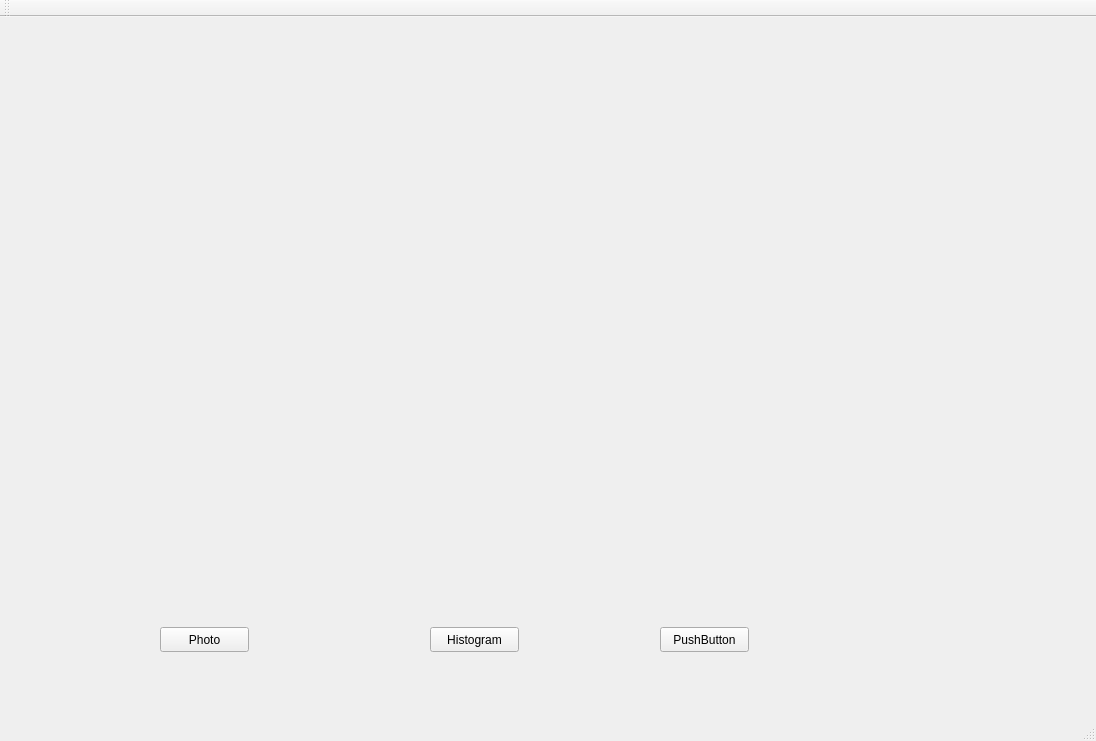
Qt form Project1_Filters/mainwindow.ui (roxanasoto/Imagenes1eraParte) before a commit.
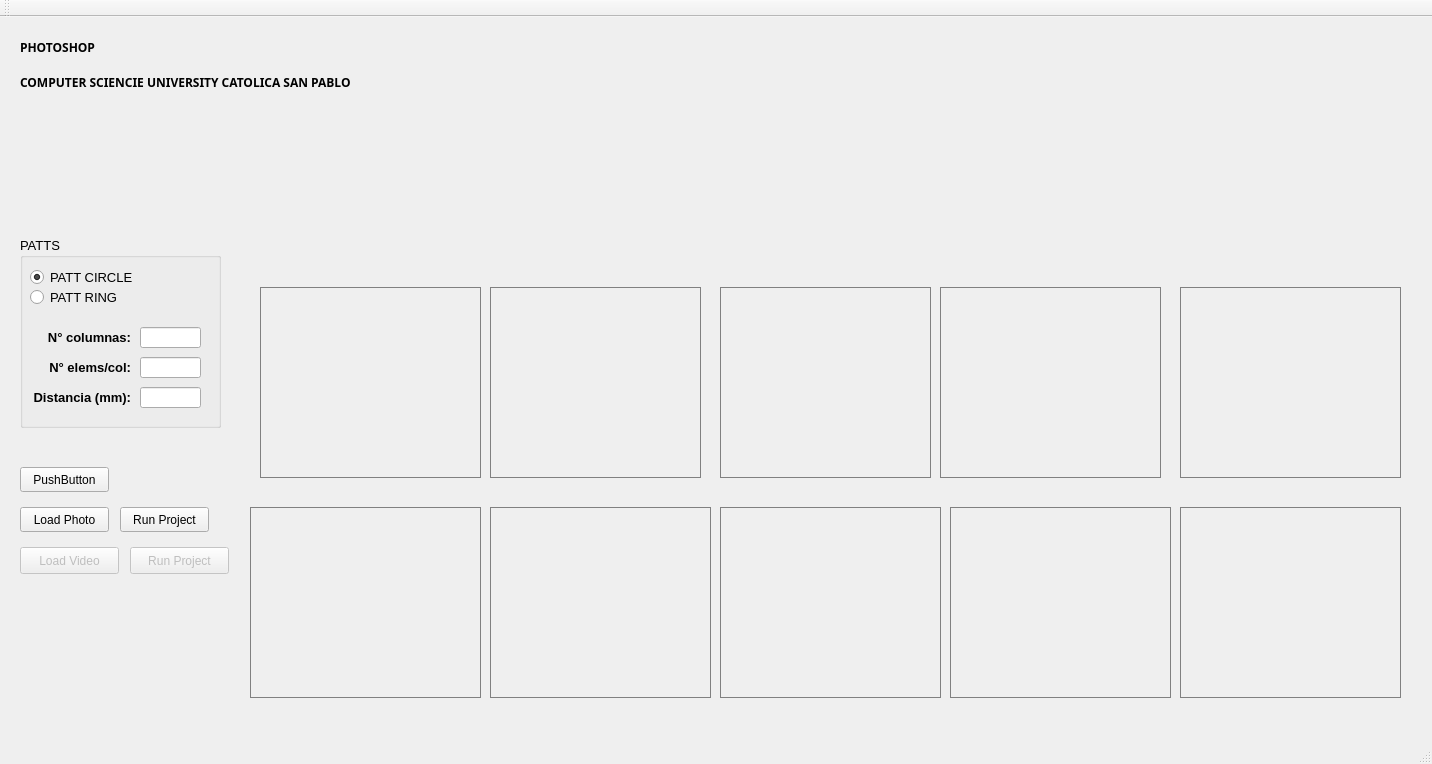
The same form after that commit.

Diff of the .ui file:
```diff
--- a/Project1_Filters/mainwindow.ui
+++ b/Project1_Filters/mainwindow.ui
@@ -6,8 +6,8 @@
    <rect>
     <x>0</x>
     <y>0</y>
-    <width>1096</width>
-    <height>741</height>
+    <width>1432</width>
+    <height>764</height>
    </rect>
   </property>
   <property name="windowTitle">
@@ -17,34 +17,37 @@
    <widget class="QPushButton" name="b_openPhoto">
     <property name="geometry">
      <rect>
-      <x>160</x>
-      <y>610</y>
+      <x>20</x>
+      <y>490</y>
       <width>89</width>
       <height>25</height>
      </rect>
     </property>
     <property name="text">
-     <string>Photo</string>
+     <string>Load Photo</string>
     </property>
    </widget>
    <widget class="QPushButton" name="b_histograma">
+    <property name="enabled">
+     <bool>true</bool>
+    </property>
     <property name="geometry">
      <rect>
-      <x>430</x>
-      <y>610</y>
+      <x>120</x>
+      <y>490</y>
       <width>89</width>
       <height>25</height>
      </rect>
     </property>
     <property name="text">
-     <string>Histogram</string>
+     <string>Run Project</string>
     </property>
    </widget>
    <widget class="QPushButton" name="b_opencv">
     <property name="geometry">
      <rect>
-      <x>660</x>
-      <y>610</y>
+      <x>20</x>
+      <y>450</y>
       <width>89</width>
       <height>25</height>
      </rect>
@@ -56,10 +59,10 @@
    <widget class="QLabel" name="l_photo">
     <property name="geometry">
      <rect>
-      <x>60</x>
-      <y>80</y>
-      <width>461</width>
-      <height>261</height>
+      <x>530</x>
+      <y>70</y>
+      <width>391</width>
+      <height>151</height>
      </rect>
     </property>
     <property name="text">
@@ -69,14 +72,697 @@
    <widget class="QLabel" name="l_histogram">
     <property name="geometry">
      <rect>
-      <x>610</x>
-      <y>60</y>
-      <width>361</width>
-      <height>291</height>
+      <x>490</x>
+      <y>250</y>
+      <width>211</width>
+      <height>16</height>
      </rect>
     </property>
+    <property name="font">
+     <font>
+      <pointsize>10</pointsize>
+      <weight>75</weight>
+      <bold>true</bold>
+     </font>
+    </property>
     <property name="text">
      <string/>
+    </property>
+    <property name="alignment">
+     <set>Qt::AlignCenter</set>
+    </property>
+   </widget>
+   <widget class="QLabel" name="l_histogram_rgb">
+    <property name="geometry">
+     <rect>
+      <x>260</x>
+      <y>270</y>
+      <width>221</width>
+      <height>191</height>
+     </rect>
+    </property>
+    <property name="styleSheet">
+     <string notr="true">border: 1px solid gray;</string>
+    </property>
+    <property name="text">
+     <string/>
+    </property>
+    <property name="scaledContents">
+     <bool>true</bool>
+    </property>
+   </widget>
+   <widget class="QLabel" name="label_4">
+    <property name="geometry">
+     <rect>
+      <x>20</x>
+      <y>50</y>
+      <width>491</width>
+      <height>31</height>
+     </rect>
+    </property>
+    <property name="baseSize">
+     <size>
+      <width>5</width>
+      <height>0</height>
+     </size>
+    </property>
+    <property name="font">
+     <font>
+      <family>Loma</family>
+      <weight>75</weight>
+      <bold>true</bold>
+     </font>
+    </property>
+    <property name="text">
+     <string>COMPUTER SCIENCIE UNIVERSITY CATOLICA SAN PABLO</string>
+    </property>
+   </widget>
+   <widget class="QPushButton" name="btnLoadVideo">
+    <property name="enabled">
+     <bool>false</bool>
+    </property>
+    <property name="geometry">
+     <rect>
+      <x>20</x>
+      <y>530</y>
+      <width>99</width>
+      <height>27</height>
+     </rect>
+    </property>
+    <property name="text">
+     <string>Load Video</string>
+    </property>
+   </widget>
+   <widget class="QLabel" name="subtitle1">
+    <property name="geometry">
+     <rect>
+      <x>260</x>
+      <y>240</y>
+      <width>221</width>
+      <height>16</height>
+     </rect>
+    </property>
+    <property name="font">
+     <font>
+      <pointsize>10</pointsize>
+      <weight>75</weight>
+      <bold>true</bold>
+     </font>
+    </property>
+    <property name="text">
+     <string/>
+    </property>
+    <property name="alignment">
+     <set>Qt::AlignCenter</set>
+    </property>
+   </widget>
+   <widget class="QLabel" name="subtitle6">
+    <property name="geometry">
+     <rect>
+      <x>260</x>
+      <y>470</y>
+      <width>231</width>
+      <height>16</height>
+     </rect>
+    </property>
+    <property name="font">
+     <font>
+      <pointsize>10</pointsize>
+      <weight>75</weight>
+      <bold>true</bold>
+     </font>
+    </property>
+    <property name="text">
+     <string/>
+    </property>
+    <property name="alignment">
+     <set>Qt::AlignCenter</set>
+    </property>
+   </widget>
+   <widget class="QLabel" name="l_convolution">
+    <property name="geometry">
+     <rect>
+      <x>250</x>
+      <y>490</y>
+      <width>231</width>
+      <height>191</height>
+     </rect>
+    </property>
+    <property name="styleSheet">
+     <string notr="true">border: 1px solid gray;</string>
+    </property>
+    <property name="text">
+     <string/>
+    </property>
+    <property name="scaledContents">
+     <bool>true</bool>
+    </property>
+   </widget>
+   <widget class="QLabel" name="l_bordeSovel">
+    <property name="geometry">
+     <rect>
+      <x>490</x>
+      <y>490</y>
+      <width>221</width>
+      <height>191</height>
+     </rect>
+    </property>
+    <property name="styleSheet">
+     <string notr="true">border: 1px solid gray;</string>
+    </property>
+    <property name="text">
+     <string/>
+    </property>
+    <property name="scaledContents">
+     <bool>true</bool>
+    </property>
+   </widget>
+   <widget class="QLabel" name="label_3">
+    <property name="geometry">
+     <rect>
+      <x>20</x>
+      <y>20</y>
+      <width>211</width>
+      <height>20</height>
+     </rect>
+    </property>
+    <property name="baseSize">
+     <size>
+      <width>5</width>
+      <height>0</height>
+     </size>
+    </property>
+    <property name="font">
+     <font>
+      <family>Loma</family>
+      <weight>75</weight>
+      <bold>true</bold>
+     </font>
+    </property>
+    <property name="text">
+     <string>PHOTOSHOP</string>
+    </property>
+   </widget>
+   <widget class="QLabel" name="l_gray">
+    <property name="geometry">
+     <rect>
+      <x>490</x>
+      <y>270</y>
+      <width>211</width>
+      <height>191</height>
+     </rect>
+    </property>
+    <property name="styleSheet">
+     <string notr="true">border: 1px solid gray;</string>
+    </property>
+    <property name="text">
+     <string/>
+    </property>
+    <property name="scaledContents">
+     <bool>true</bool>
+    </property>
+   </widget>
+   <widget class="QLabel" name="subtitle7">
+    <property name="geometry">
+     <rect>
+      <x>500</x>
+      <y>470</y>
+      <width>201</width>
+      <height>16</height>
+     </rect>
+    </property>
+    <property name="font">
+     <font>
+      <pointsize>10</pointsize>
+      <weight>75</weight>
+      <bold>true</bold>
+     </font>
+    </property>
+    <property name="text">
+     <string/>
+    </property>
+    <property name="alignment">
+     <set>Qt::AlignCenter</set>
+    </property>
+   </widget>
+   <widget class="QPushButton" name="btnInitProc">
+    <property name="enabled">
+     <bool>false</bool>
+    </property>
+    <property name="geometry">
+     <rect>
+      <x>130</x>
+      <y>530</y>
+      <width>99</width>
+      <height>27</height>
+     </rect>
+    </property>
+    <property name="text">
+     <string>Run Project</string>
+    </property>
+   </widget>
+   <widget class="QGroupBox" name="groupBox">
+    <property name="geometry">
+     <rect>
+      <x>20</x>
+      <y>220</y>
+      <width>201</width>
+      <height>191</height>
+     </rect>
+    </property>
+    <property name="font">
+     <font>
+      <pointsize>10</pointsize>
+     </font>
+    </property>
+    <property name="title">
+     <string>PATTS</string>
+    </property>
+    <property name="alignment">
+     <set>Qt::AlignLeading|Qt::AlignLeft|Qt::AlignTop</set>
+    </property>
+    <widget class="QRadioButton" name="rbCircle">
+     <property name="geometry">
+      <rect>
+       <x>10</x>
+       <y>30</y>
+       <width>121</width>
+       <height>20</height>
+      </rect>
+     </property>
+     <property name="font">
+      <font>
+       <pointsize>10</pointsize>
+      </font>
+     </property>
+     <property name="text">
+      <string>PATT CIRCLE</string>
+     </property>
+     <property name="checked">
+      <bool>true</bool>
+     </property>
+    </widget>
+    <widget class="QRadioButton" name="rbRing">
+     <property name="geometry">
+      <rect>
+       <x>10</x>
+       <y>50</y>
+       <width>121</width>
+       <height>20</height>
+      </rect>
+     </property>
+     <property name="font">
+      <font>
+       <pointsize>10</pointsize>
+      </font>
+     </property>
+     <property name="text">
+      <string>PATT RING</string>
+     </property>
+    </widget>
+    <widget class="QLineEdit" name="numRows">
+     <property name="geometry">
+      <rect>
+       <x>120</x>
+       <y>120</y>
+       <width>61</width>
+       <height>21</height>
+      </rect>
+     </property>
+     <property name="font">
+      <font>
+       <pointsize>10</pointsize>
+      </font>
+     </property>
+     <property name="alignment">
+      <set>Qt::AlignRight|Qt::AlignTrailing|Qt::AlignVCenter</set>
+     </property>
+     <property name="readOnly">
+      <bool>true</bool>
+     </property>
+    </widget>
+    <widget class="QLabel" name="label">
+     <property name="geometry">
+      <rect>
+       <x>10</x>
+       <y>120</y>
+       <width>101</width>
+       <height>21</height>
+      </rect>
+     </property>
+     <property name="font">
+      <font>
+       <pointsize>10</pointsize>
+       <weight>75</weight>
+       <bold>true</bold>
+      </font>
+     </property>
+     <property name="text">
+      <string>N° elems/col:</string>
+     </property>
+     <property name="alignment">
+      <set>Qt::AlignRight|Qt::AlignTrailing|Qt::AlignVCenter</set>
+     </property>
+    </widget>
+    <widget class="QLabel" name="label_2">
+     <property name="geometry">
+      <rect>
+       <x>10</x>
+       <y>90</y>
+       <width>101</width>
+       <height>21</height>
+      </rect>
+     </property>
+     <property name="font">
+      <font>
+       <pointsize>10</pointsize>
+       <weight>75</weight>
+       <bold>true</bold>
+      </font>
+     </property>
+     <property name="text">
+      <string>N° columnas:</string>
+     </property>
+     <property name="alignment">
+      <set>Qt::AlignRight|Qt::AlignTrailing|Qt::AlignVCenter</set>
+     </property>
+    </widget>
+    <widget class="QLineEdit" name="numCols">
+     <property name="geometry">
+      <rect>
+       <x>120</x>
+       <y>90</y>
+       <width>61</width>
+       <height>21</height>
+      </rect>
+     </property>
+     <property name="font">
+      <font>
+       <pointsize>10</pointsize>
+      </font>
+     </property>
+     <property name="alignment">
+      <set>Qt::AlignRight|Qt::AlignTrailing|Qt::AlignVCenter</set>
+     </property>
+     <property name="readOnly">
+      <bool>true</bool>
+     </property>
+    </widget>
+    <widget class="QLabel" name="label_5">
+     <property name="geometry">
+      <rect>
+       <x>10</x>
+       <y>150</y>
+       <width>101</width>
+       <height>21</height>
+      </rect>
+     </property>
+     <property name="font">
+      <font>
+       <pointsize>10</pointsize>
+       <weight>75</weight>
+       <bold>true</bold>
+      </font>
+     </property>
+     <property name="text">
+      <string>Distancia (mm):</string>
+     </property>
+     <property name="alignment">
+      <set>Qt::AlignRight|Qt::AlignTrailing|Qt::AlignVCenter</set>
+     </property>
+    </widget>
+    <widget class="QLineEdit" name="centersDistance">
+     <property name="geometry">
+      <rect>
+       <x>120</x>
+       <y>150</y>
+       <width>61</width>
+       <height>21</height>
+      </rect>
+     </property>
+     <property name="font">
+      <font>
+       <pointsize>10</pointsize>
+      </font>
+     </property>
+     <property name="alignment">
+      <set>Qt::AlignRight|Qt::AlignTrailing|Qt::AlignVCenter</set>
+     </property>
+     <property name="readOnly">
+      <bool>false</bool>
+     </property>
+    </widget>
+   </widget>
+   <widget class="QLabel" name="l_histogram_gray">
+    <property name="geometry">
+     <rect>
+      <x>720</x>
+      <y>270</y>
+      <width>211</width>
+      <height>191</height>
+     </rect>
+    </property>
+    <property name="styleSheet">
+     <string notr="true">border: 1px solid gray;</string>
+    </property>
+    <property name="text">
+     <string/>
+    </property>
+    <property name="scaledContents">
+     <bool>true</bool>
+    </property>
+   </widget>
+   <widget class="QLabel" name="subtitle3">
+    <property name="geometry">
+     <rect>
+      <x>720</x>
+      <y>250</y>
+      <width>221</width>
+      <height>16</height>
+     </rect>
+    </property>
+    <property name="font">
+     <font>
+      <pointsize>10</pointsize>
+      <weight>75</weight>
+      <bold>true</bold>
+     </font>
+    </property>
+    <property name="text">
+     <string/>
+    </property>
+    <property name="alignment">
+     <set>Qt::AlignCenter</set>
+    </property>
+   </widget>
+   <widget class="QLabel" name="l_1">
+    <property name="geometry">
+     <rect>
+      <x>720</x>
+      <y>490</y>
+      <width>221</width>
+      <height>191</height>
+     </rect>
+    </property>
+    <property name="styleSheet">
+     <string notr="true">border: 1px solid gray;</string>
+    </property>
+    <property name="text">
+     <string/>
+    </property>
+    <property name="scaledContents">
+     <bool>true</bool>
+    </property>
+   </widget>
+   <widget class="QLabel" name="subtitle8">
+    <property name="geometry">
+     <rect>
+      <x>730</x>
+      <y>470</y>
+      <width>201</width>
+      <height>16</height>
+     </rect>
+    </property>
+    <property name="font">
+     <font>
+      <pointsize>10</pointsize>
+      <weight>75</weight>
+      <bold>true</bold>
+     </font>
+    </property>
+    <property name="text">
+     <string/>
+    </property>
+    <property name="alignment">
+     <set>Qt::AlignCenter</set>
+    </property>
+   </widget>
+   <widget class="QLabel" name="l_equialization">
+    <property name="geometry">
+     <rect>
+      <x>940</x>
+      <y>270</y>
+      <width>221</width>
+      <height>191</height>
+     </rect>
+    </property>
+    <property name="styleSheet">
+     <string notr="true">border: 1px solid gray;</string>
+    </property>
+    <property name="text">
+     <string/>
+    </property>
+    <property name="scaledContents">
+     <bool>true</bool>
+    </property>
+   </widget>
+   <widget class="QLabel" name="subtitle4">
+    <property name="geometry">
+     <rect>
+      <x>950</x>
+      <y>250</y>
+      <width>201</width>
+      <height>16</height>
+     </rect>
+    </property>
+    <property name="font">
+     <font>
+      <pointsize>10</pointsize>
+      <weight>75</weight>
+      <bold>true</bold>
+     </font>
+    </property>
+    <property name="text">
+     <string/>
+    </property>
+    <property name="alignment">
+     <set>Qt::AlignCenter</set>
+    </property>
+   </widget>
+   <widget class="QLabel" name="l_2">
+    <property name="geometry">
+     <rect>
+      <x>950</x>
+      <y>490</y>
+      <width>221</width>
+      <height>191</height>
+     </rect>
+    </property>
+    <property name="styleSheet">
+     <string notr="true">border: 1px solid gray;</string>
+    </property>
+    <property name="text">
+     <string/>
+    </property>
+    <property name="scaledContents">
+     <bool>true</bool>
+    </property>
+   </widget>
+   <widget class="QLabel" name="subtitle4_4">
+    <property name="geometry">
+     <rect>
+      <x>960</x>
+      <y>470</y>
+      <width>201</width>
+      <height>16</height>
+     </rect>
+    </property>
+    <property name="font">
+     <font>
+      <pointsize>10</pointsize>
+      <weight>75</weight>
+      <bold>true</bold>
+     </font>
+    </property>
+    <property name="text">
+     <string/>
+    </property>
+    <property name="alignment">
+     <set>Qt::AlignCenter</set>
+    </property>
+   </widget>
+   <widget class="QLabel" name="l_histogram_equa">
+    <property name="geometry">
+     <rect>
+      <x>1180</x>
+      <y>270</y>
+      <width>221</width>
+      <height>191</height>
+     </rect>
+    </property>
+    <property name="styleSheet">
+     <string notr="true">border: 1px solid gray;</string>
+    </property>
+    <property name="text">
+     <string/>
+    </property>
+    <property name="scaledContents">
+     <bool>true</bool>
+    </property>
+   </widget>
+   <widget class="QLabel" name="subtitle5">
+    <property name="geometry">
+     <rect>
+      <x>1190</x>
+      <y>250</y>
+      <width>201</width>
+      <height>16</height>
+     </rect>
+    </property>
+    <property name="font">
+     <font>
+      <pointsize>10</pointsize>
+      <weight>75</weight>
+      <bold>true</bold>
+     </font>
+    </property>
+    <property name="text">
+     <string/>
+    </property>
+    <property name="alignment">
+     <set>Qt::AlignCenter</set>
+    </property>
+   </widget>
+   <widget class="QLabel" name="l_3">
+    <property name="geometry">
+     <rect>
+      <x>1180</x>
+      <y>490</y>
+      <width>221</width>
+      <height>191</height>
+     </rect>
+    </property>
+    <property name="styleSheet">
+     <string notr="true">border: 1px solid gray;</string>
+    </property>
+    <property name="text">
+     <string/>
+    </property>
+    <property name="scaledContents">
+     <bool>true</bool>
+    </property>
+   </widget>
+   <widget class="QLabel" name="subtitle4_6">
+    <property name="geometry">
+     <rect>
+      <x>1190</x>
+      <y>470</y>
+      <width>201</width>
+      <height>16</height>
+     </rect>
+    </property>
+    <property name="font">
+     <font>
+      <pointsize>10</pointsize>
+      <weight>75</weight>
+      <bold>true</bold>
+     </font>
+    </property>
+    <property name="text">
+     <string/>
+    </property>
+    <property name="alignment">
+     <set>Qt::AlignCenter</set>
     </property>
    </widget>
   </widget>
```
Left out of the diff: 4 changed lines with no effect on the pictures.
